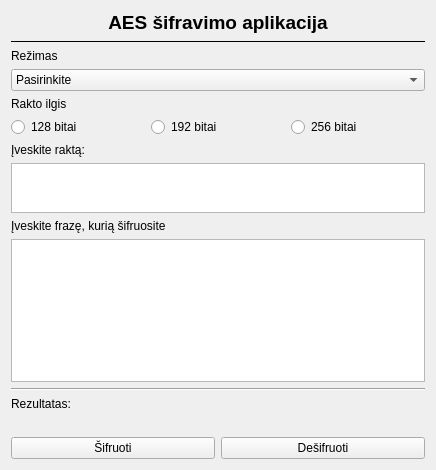
The window that gui/form.ui (arnoldasstrukcinskas/PD_NR.2-AES-) describes before a commit, drawn with Qt 5.
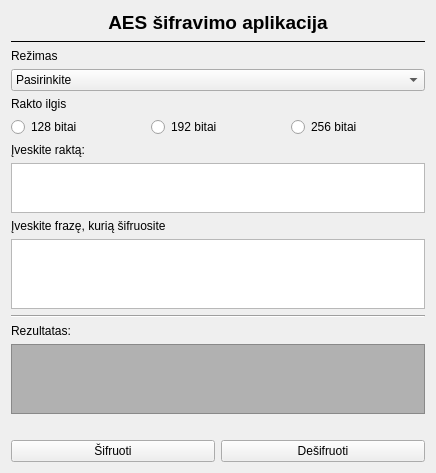
The same window after the commit.

Diff of the .ui file:
```diff
--- a/gui/form.ui
+++ b/gui/form.ui
@@ -144,6 +144,16 @@
      </property>
     </widget>
    </item>
+   <item>
+    <widget class="QPlainTextEdit" name="resultTextEdit">
+     <property name="styleSheet">
+      <string notr="true">background-color: rgb(177, 177, 177);</string>
+     </property>
+     <property name="readOnly">
+      <bool>true</bool>
+     </property>
+    </widget>
+   </item>
    <item>
     <widget class="QLabel" name="resultLabel">
      <property name="text">
```
